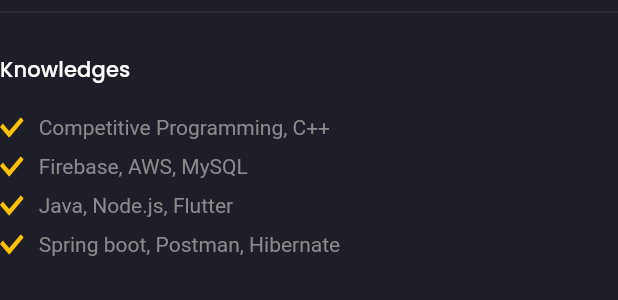
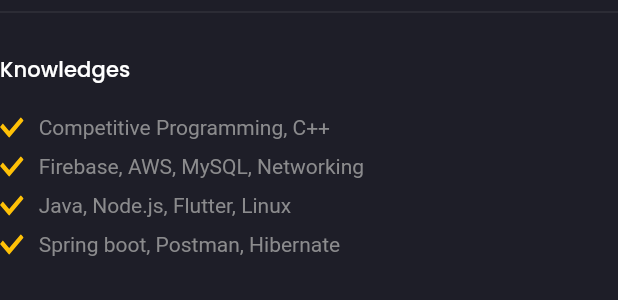
Before and after one commit to simran1901/Simran-s-Portfolio, a Flutter app: the Knowledges widget shown alone on an empty page, opened directly, on a phone screen of 412 x 824 dp. Shown: the top 300 px of the screen. Run offline on Flutter 3.47's test engine with Material 2 defaults, Android fonts, the phone set to English and light mode, and no system bars; our stand-ins replace animated_text_kit, flutter_svg, google_fonts; missing offline and left inert: dart:html; network calls fail.

Commit message:
updated knowledges

```diff
--- a/lib/screens/main/components/knowledges.dart
+++ b/lib/screens/main/components/knowledges.dart
@@ -23,8 +23,8 @@ class Knowledges extends StatelessWidget {
           ),
         ),
         KnowledgeText(text: "Competitive Programming, C++"),
-        KnowledgeText(text: "Firebase, AWS, MySQL"),
-        KnowledgeText(text: "Java, Node.js, Flutter"),
+        KnowledgeText(text: "Firebase, AWS, MySQL, Networking"),
+        KnowledgeText(text: "Java, Node.js, Flutter, Linux"),
         KnowledgeText(text: "Spring boot, Postman, Hibernate"),
       ],
     );
```
